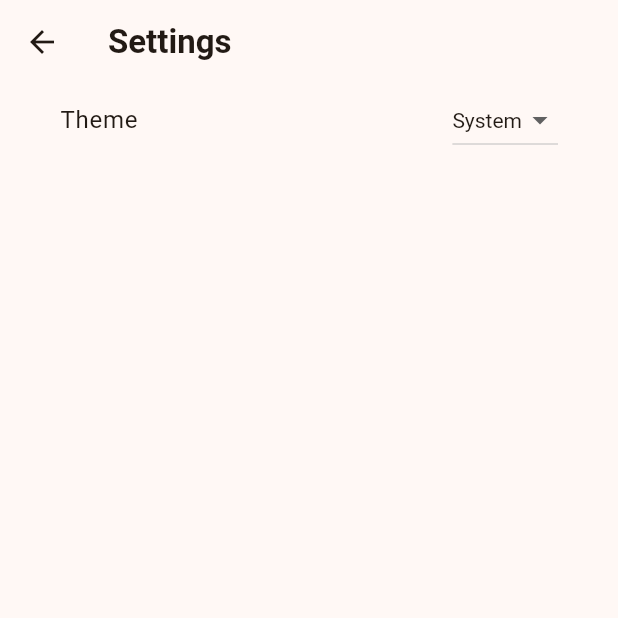
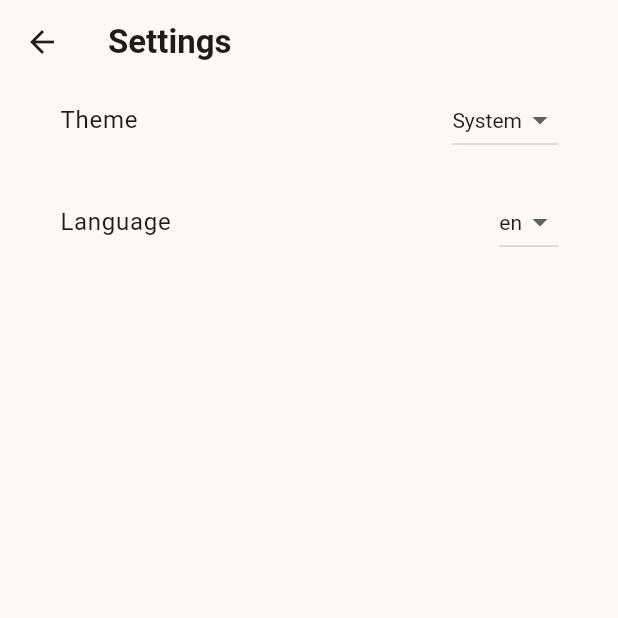
Before and after one commit to BenjaminChoron/smart_pantry, a Flutter app: the screen it shows after launch, after a tap on the "shopping cart" icon, after a tap on the "settings" icon, on a phone screen of 412 x 824 dp, the top half of it. Run offline on Flutter 3.47's test engine with Material 3 defaults, Android fonts, the phone set to English and light mode, and no system bars; our stand-ins replace flutter_riverpod, google_fonts, sqflite; accounts and stored records are empty.

Commit message:
🌐 User can change locale

```diff
--- a/lib/app.dart
+++ b/lib/app.dart
@@ -8,7 +8,7 @@ import 'package:smart_pantry/configs/color_schemes.dart';
 import 'package:smart_pantry/settings/settings_view.dart';
 import 'package:smart_pantry/settings/settings_controller.dart';
 
-class MainApp extends StatelessWidget {
+class MainApp extends StatefulWidget {
   const MainApp({
     super.key,
     required this.settingsController,
@@ -17,14 +17,28 @@ class MainApp extends StatelessWidget {
   final SettingsController settingsController;
 
   @override
+  State<MainApp> createState() => MainAppState();
+}
+
+class MainAppState extends State<MainApp> {
+  Locale? _locale;
+
+  void changeLocale(Locale locale) {
+    setState(() {
+      _locale = locale;
+    });
+  }
+
+  @override
   Widget build(BuildContext context) {
     return ListenableBuilder(
-      listenable: settingsController,
+      listenable: widget.settingsController,
       builder: (BuildContext context, Widget? child) {
         return MaterialApp(
           theme: theme,
           darkTheme: darkTheme,
-          themeMode: settingsController.themeMode,
+          themeMode: widget.settingsController.themeMode,
+          locale: _locale,
           localizationsDelegates: const [
             S.delegate,
             GlobalMaterialLocalizations.delegate,
@@ -38,7 +52,7 @@ class MainApp extends StatelessWidget {
               builder: (BuildContext context) {
                 switch (routeSettings.name) {
                   case SettingsView.routeName:
-                    return SettingsView(controller: settingsController);
+                    return SettingsView(controller: widget.settingsController);
                   case ShoppingListView.routeName:
                     return const ShoppingListView();
                   case PantryView.routeName:
--- a/lib/l10n/intl_en.arb
+++ b/lib/l10n/intl_en.arb
@@ -22,6 +22,9 @@
   },
   "@failedToUpdateItem": {
     "description": "Error message when an item cannot be updated"
+  },
+  "@language": {
+    "description": "Label for the language setting"
   },
   "@lightTheme": {
     "description": "Label for the light theme"
@@ -100,6 +103,7 @@
   "failedToAddItem": "Failed to add item... Please try again later.",
   "failedToRemoveItem": "Failed to remove item... Please try again later.",
   "failedToUpdateItem": "Failed to update item... Please try again later.",
+  "language": "Language",
   "lightTheme": "Light",
   "mustBePositive": "Must be a positive number",
   "mustHaveCharacters": "Must be between 1 and 30 characters",
--- a/lib/l10n/intl_fr.arb
+++ b/lib/l10n/intl_fr.arb
@@ -7,6 +7,7 @@
   "failedToAddItem": "Impossible d'ajouter l'élément... Veuillez réessayer plus tard.",
   "failedToRemoveItem": "Impossible de supprimer l'élément... Veuillez réessayer plus tard.",
   "failedToUpdateItem": "Impossible de mettre à jour l'élément... Veuillez réessayer plus tard.",
+  "language": "Langue",
   "lightTheme": "Clair",
   "mustBePositive": "Doit être un nombre positif",
   "mustHaveCharacters": "Doit contenir entre 1 et 30 caractères",
--- a/lib/settings/settings_view.dart
+++ b/lib/settings/settings_view.dart
@@ -1,4 +1,5 @@
 import 'package:flutter/material.dart';
+import 'package:smart_pantry/app.dart';
 import 'package:smart_pantry/generated/l10n.dart';
 
 import 'settings_controller.dart';
@@ -12,6 +13,8 @@ class SettingsView extends StatelessWidget {
 
   @override
   Widget build(BuildContext context) {
+    final mainAppState = context.findAncestorStateOfType<MainAppState>();
+
     return Scaffold(
       appBar: AppBar(
         title: Text(
@@ -55,6 +58,37 @@ class SettingsView extends StatelessWidget {
                 ),
               ],
             ),
+            const SizedBox(height: 20),
+            Row(
+              children: [
+                Text(
+                  S.of(context).language,
+                  style: Theme.of(context).textTheme.bodyLarge!.copyWith(
+                        color: Theme.of(context).colorScheme.onSurface,
+                      ),
+                ),
+                const Spacer(),
+                DropdownButton<Locale>(
+                  value: Localizations.localeOf(context),
+                  onChanged: (Locale? newLocale) {
+                    if (newLocale != null) {
+                      mainAppState?.changeLocale(newLocale);
+                    }
+                  },
+                  style: TextStyle(
+                    color: Theme.of(context).colorScheme.onSurface,
+                  ),
+                  dropdownColor: Theme.of(context).colorScheme.surface,
+                  items: S.delegate.supportedLocales
+                      .map<DropdownMenuItem<Locale>>((Locale locale) {
+                    return DropdownMenuItem<Locale>(
+                      value: locale,
+                      child: Text(locale.toString()),
+                    );
+                  }).toList(),
+                ),
+              ],
+            ),
           ],
         ),
       ),
```
Also changed, not shown: lib/generated/intl/messages_en.dart, lib/generated/intl/messages_fr.dart, lib/generated/l10n.dart.
